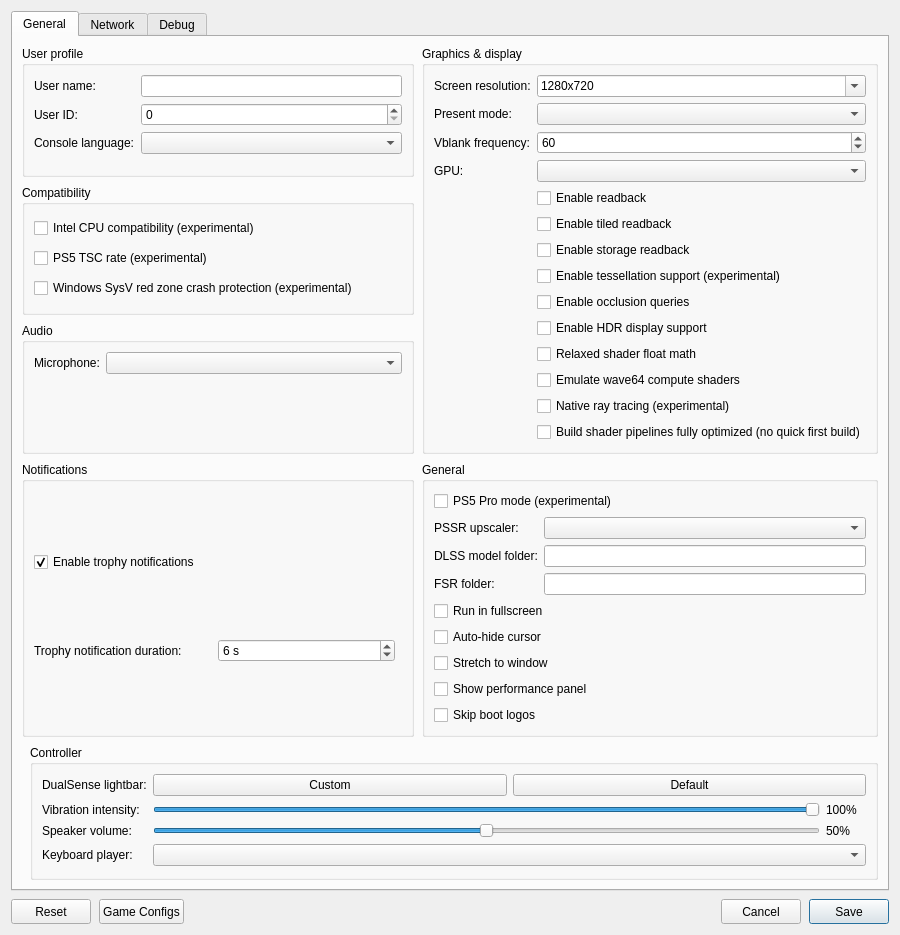
Above: src/launcher/forms/configuration_edit_dialog.ui from CarRamRod-963/KytyPS5 before the change. Below: the same form after it.
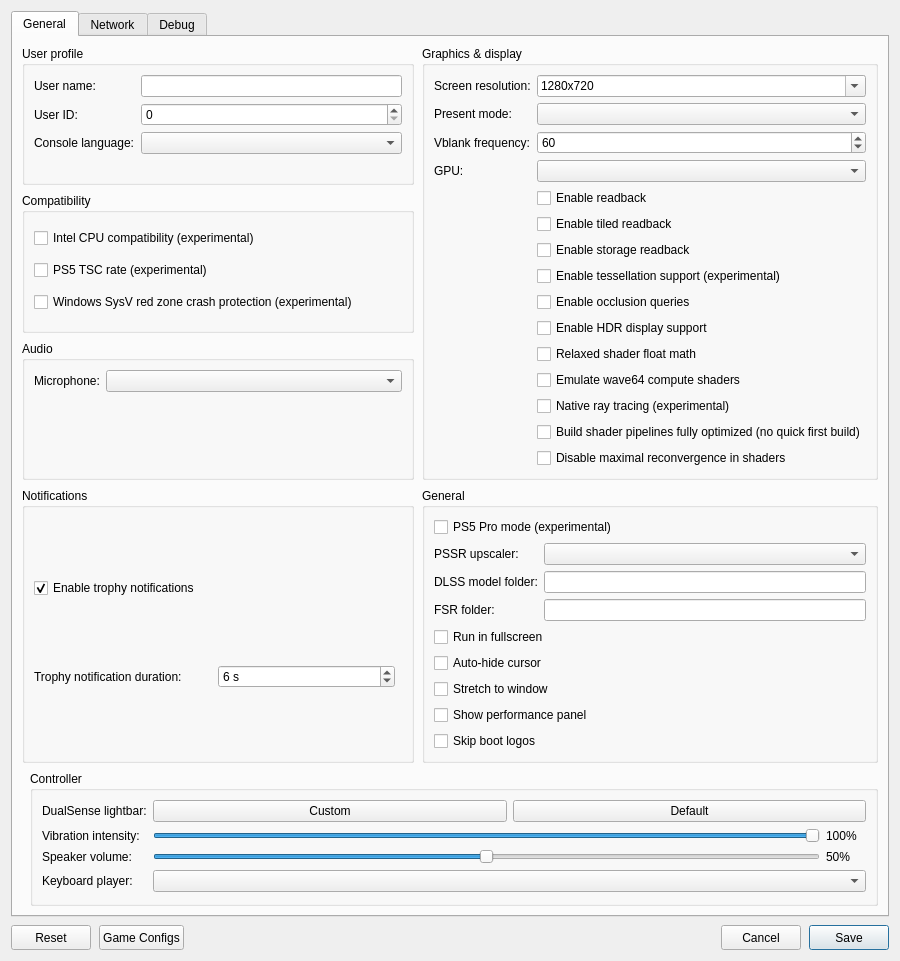
That is the form after the change. Custom widgets are drawn as their Qt base class.

Commit message: renderer: add an option to not request maximal reconvergence

Patch:
```diff
--- a/src/launcher/forms/configuration_edit_dialog.ui
+++ b/src/launcher/forms/configuration_edit_dialog.ui
@@ -221,6 +221,12 @@
               <property name="text"><string>Build shader pipelines fully optimized (no quick first build)</string></property>
              </widget>
             </item>
+            <item row="15" column="1">
+             <widget class="QCheckBox" name="checkBox_no_maximal_reconvergence">
+              <property name="toolTip"><string>Do not ask the GPU driver for maximal reconvergence in shaders. Can help on GPUs whose driver crashes while building shaders with it.</string></property>
+              <property name="text"><string>Disable maximal reconvergence in shaders</string></property>
+             </widget>
+            </item>
            </layout>
           </widget>
          </item>
```
The commit also changes 10 other files.
